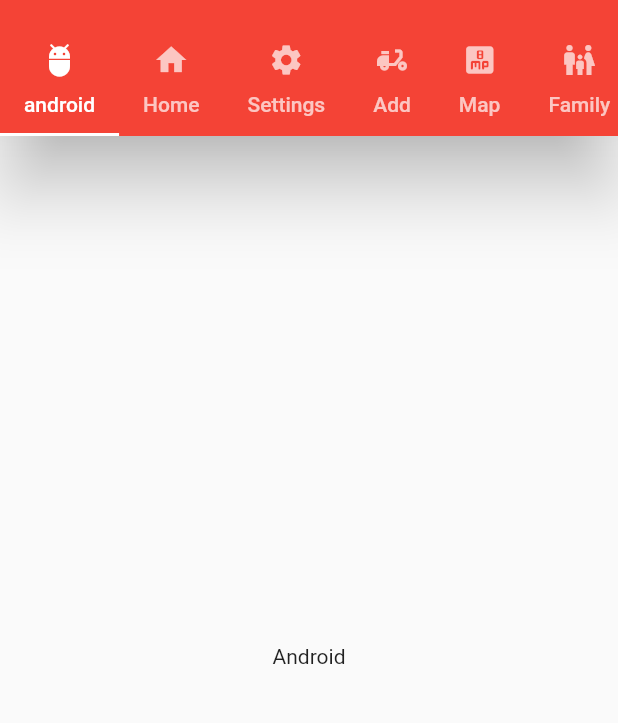
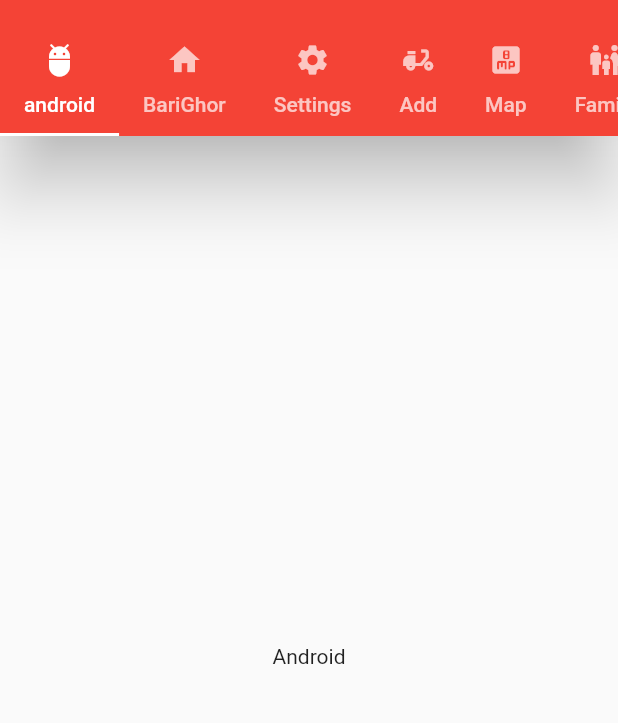
Before and after one commit to ShaidulOfficial/flutter01, a Flutter app: the screen it shows after launch, on a phone screen of 412 x 824 dp, the part 59-782 px from its top. Run offline on Flutter 3.47's test engine with Material 2 defaults, Android fonts, the phone set to English and light mode, and no system bars.

Commit message:
Update main.dart

```diff
--- a/lib/main.dart
+++ b/lib/main.dart
@@ -42,7 +42,7 @@ class HomeActivity extends StatelessWidget {
                   icon: Icon(Icons.adb),
                   text: "android",
                 ),
-                Tab(icon: Icon(Icons.home), text: "Home"),
+                Tab(icon: Icon(Icons.home), text: "BariGhor"),
                 Tab(icon: Icon(Icons.settings), text: "Settings"),
                 Tab(icon: Icon(Icons.delivery_dining), text: "Add"),
                 Tab(icon: Icon(Icons.eight_mp_rounded), text: "Map"),
```
